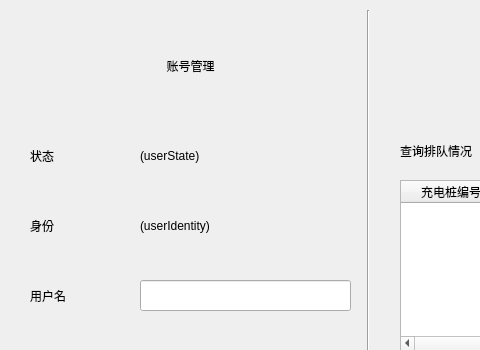
This is admin/mainwindow.ui in PopChicken/AcssFrontend as Qt 5 draws it before an edit; both pictures show x 0 to 480 and y 0 to 350 of the 1200 by 700 pixel window. The edited form follows.
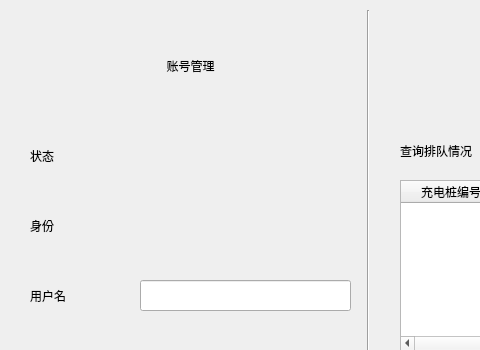
This is the edited form.

Patch:
```diff
--- a/admin/mainwindow.ui
+++ b/admin/mainwindow.ui
@@ -147,7 +147,7 @@
      </rect>
     </property>
     <property name="text">
-     <string>(userState)</string>
+     <string></string>
     </property>
    </widget>
    <widget class="QLabel" name="userIdentity">
@@ -160,7 +160,7 @@
      </rect>
     </property>
     <property name="text">
-     <string>(userIdentity)</string>
+     <string></string>
     </property>
    </widget>
    <widget class="QPushButton" name="logoutBtn">
```
